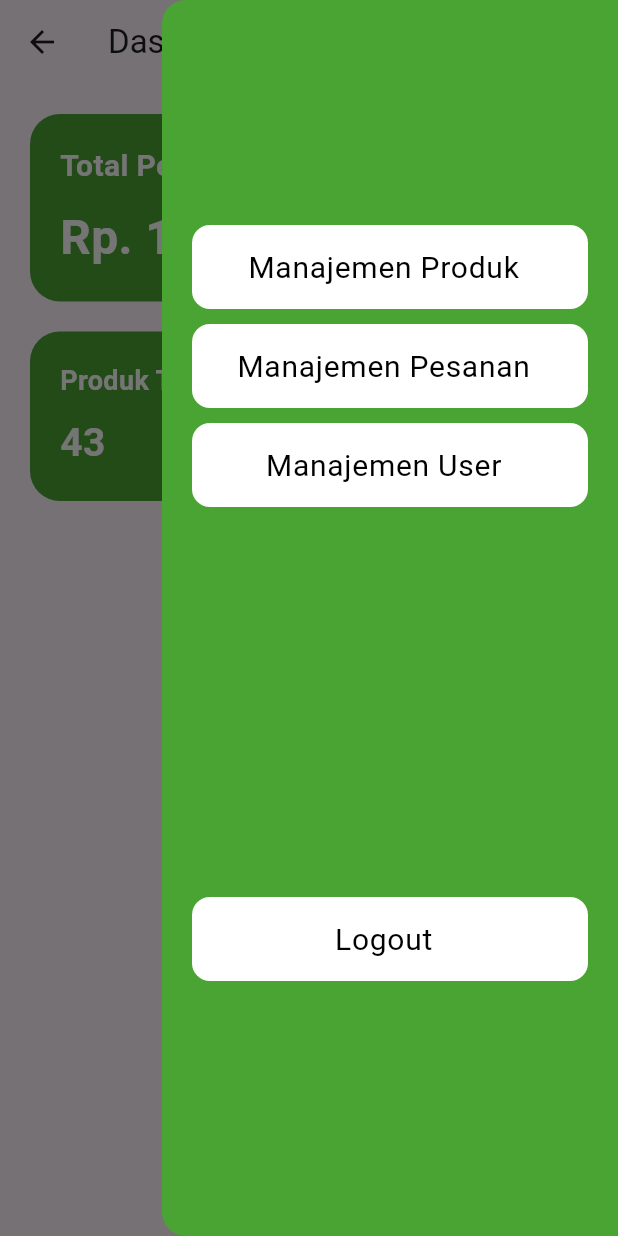
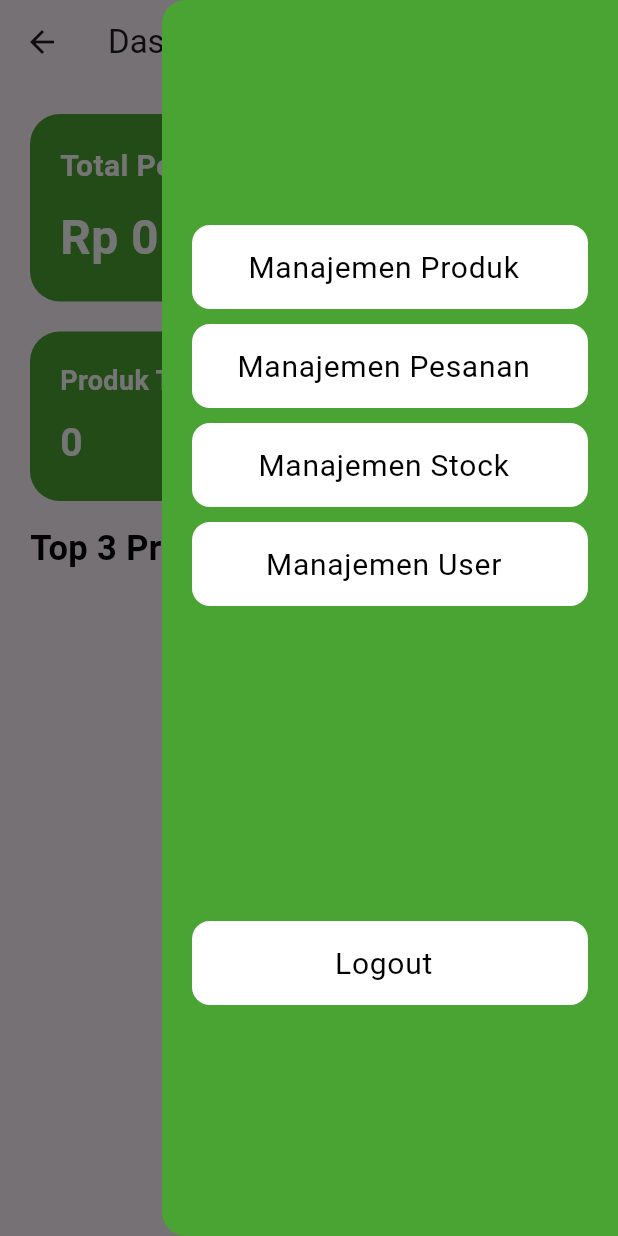
Before and after one commit to FiveHeisenberg/mobile-restaurant, a Flutter app: the Dashboard screen opened directly, after a tap on the "menu" icon, on a phone screen of 412 x 824 dp. Run offline on Flutter 3.47's test engine with Material 3 defaults, Android fonts, the phone set to English and light mode, and no system bars; our stand-ins replace carousel_slider; network calls fail.

Commit message:
main dashboard essential clean

```diff
--- a/lib/dashboard/dashboard.dart
+++ b/lib/dashboard/dashboard.dart
@@ -3,6 +3,7 @@ import 'package:flutter/material.dart';
 import 'package:projek_mobile/main.dart';
 import 'package:projek_mobile/var.dart' as globals;
 import 'package:http/http.dart' as http;
+import 'package:intl/intl.dart';
 
 class Dashboard extends StatefulWidget {
   const Dashboard({super.key});
@@ -13,12 +14,21 @@ class Dashboard extends StatefulWidget {
 
 class _DashboardState extends State<Dashboard> {
   List produk = [];
+  int totalIncome = 0;
+  int totalSold = 0;
+
+  // FORMATER RUPIAH
+  final rupiah = NumberFormat.currency(
+    locale: 'id_ID',
+    symbol: 'Rp ',
+    decimalDigits: 0,
+  );
 
   // FUNGSI API MENGAMBIL PRODUK YANG HABIS
   Future<void> getProdukSoldOut() async {
     try {
       final response = await http.get(
-        Uri.parse("http://localhost/resto/menu.php?status=Habis")
+        Uri.parse("http://localhost/resto/menu.php?status=Habis"),
       );
 
       if (response.statusCode == 200) {
@@ -30,7 +40,34 @@ class _DashboardState extends State<Dashboard> {
         });
       }
     } catch (e) {
+      setState(() {});
+    }
+  }
+
+  // FUNGSI API MENGAMBIL TOTAL PENDAPATAN
+  Future getIncome() async {
+    final response = await http.get(
+      Uri.parse("http://localhost/getIncome.php"),
+    );
+
+    if (response.statusCode == 200){
+      var data = jsonDecode(response.body);
       setState(() {
+        totalIncome = data['total_pendapatan'];
+      });
+    }
+  }
+
+  // FUNGSI API MENGAMBIL TOTAL TERJUAL
+  Future getTotalSold() async {
+    final response = await  http.get(
+      Uri.parse("http://localhost/resto/getTotalSold.php")
+    );
+
+    if (response.statusCode == 200) {
+      var data = json.decode(response.body);
+      setState(() {
+        totalSold = data['total_produk_terjual'];
       });
     }
   }
@@ -39,16 +76,18 @@ class _DashboardState extends State<Dashboard> {
   void initState() {
     super.initState();
     getProdukSoldOut();
+    getIncome();
+    getTotalSold();
   }
 
   @override
   Widget build(BuildContext context) {
-
     return Scaffold(
       appBar: AppBar(
         title: Text("Dashboard"),
       ),
 
+      // DRAWER
       endDrawer: Drawer(
         backgroundColor: AppColors.primaryGreen,
         child: SingleChildScrollView(
@@ -65,13 +104,11 @@ class _DashboardState extends State<Dashboard> {
                     textAlign: TextAlign.center,
                     style: TextStyle(fontSize: 20),
                   ),
-                  onTap: () {
-
-                  },
+                  onTap: () {},
                   tileColor: AppColors.secondWhite,
                   textColor: AppColors.secondBlack,
                   shape: RoundedRectangleBorder(
-                    borderRadius: BorderRadius.circular(12)
+                    borderRadius: BorderRadius.circular(12),
                   ),
                 ),
               ),
@@ -85,13 +122,29 @@ class _DashboardState extends State<Dashboard> {
                     textAlign: TextAlign.center,
                     style: TextStyle(fontSize: 20),
                   ),
-                  onTap: () {
-
-                  },
+                  onTap: () {},
                   tileColor: AppColors.secondWhite,
                   textColor: AppColors.secondBlack,
                   shape: RoundedRectangleBorder(
-                    borderRadius: BorderRadius.circular(12)
+                    borderRadius: BorderRadius.circular(12),
+                  ),
+                ),
+              ),
+
+              // MANAJEMEN STOCK
+              Padding(
+                padding: EdgeInsets.fromLTRB(20, 5, 20, 5),
+                child: ListTile(
+                  title: Text(
+                    "Manajemen Stock",
+                    textAlign: TextAlign.center,
+                    style: TextStyle(fontSize: 20),
+                  ),
+                  onTap: () {},
+                  tileColor: AppColors.secondWhite,
+                  textColor: AppColors.secondBlack,
+                  shape: RoundedRectangleBorder(
+                    borderRadius: BorderRadius.circular(12),
                   ),
                 ),
               ),
@@ -105,19 +158,17 @@ class _DashboardState extends State<Dashboard> {
                     textAlign: TextAlign.center,
                     style: TextStyle(fontSize: 20),
                   ),
-                  onTap: () {
-
-                  },
+                  onTap: () {},
                   tileColor: AppColors.secondWhite,
                   textColor: AppColors.secondBlack,
                   shape: RoundedRectangleBorder(
-                    borderRadius: BorderRadius.circular(12)
+                    borderRadius: BorderRadius.circular(12),
                   ),
                 ),
               ),
 
               // LOGOUT
-              SizedBox(height: 250),
+              SizedBox(height: 200),
               Padding(
                 padding: EdgeInsets.fromLTRB(20, 5, 20, 5),
                 child: ListTile(
@@ -135,7 +186,7 @@ class _DashboardState extends State<Dashboard> {
                   tileColor: AppColors.secondWhite,
                   textColor: AppColors.secondBlack,
                   shape: RoundedRectangleBorder(
-                    borderRadius: BorderRadius.circular(12)
+                    borderRadius: BorderRadius.circular(12),
                   ),
                 ),
               ),
@@ -155,7 +206,7 @@ class _DashboardState extends State<Dashboard> {
               padding: EdgeInsets.all(20),
               decoration: BoxDecoration(
                 color: AppColors.primaryGreen,
-                      borderRadius: BorderRadius.circular(20)
+                borderRadius: BorderRadius.circular(20),
               ),
               child: Column(
                 crossAxisAlignment: CrossAxisAlignment.start,
@@ -165,18 +216,18 @@ class _DashboardState extends State<Dashboard> {
                     style: TextStyle(
                       color: AppColors.secondWhite,
                       fontSize: 20,
-                            fontWeight: FontWeight.bold
+                      fontWeight: FontWeight.bold,
                     ),
                   ),
                   SizedBox(height: 10),
                   Text(
-                          "Rp. 1.200.00,-",
+                    rupiah.format(totalIncome),
                     style: TextStyle(
                       color: AppColors.secondWhite,
                       fontSize: 32,
                       fontWeight: FontWeight.w600,
                     ),
-                        )
+                  ),
                 ],
               ),
             ),
@@ -207,16 +258,16 @@ class _DashboardState extends State<Dashboard> {
                         ),
                         SizedBox(height: 10),
                         Text(
-                                "43",
+                          "$totalSold",
                           style: TextStyle(
                             color: AppColors.secondWhite,
                             fontSize: 26,
-                                  fontWeight: FontWeight.w600
+                            fontWeight: FontWeight.w600,
                           ),
-                              )
+                        ),
                       ],
                     ),
-                        )
+                  ),
                 ),
 
                 // PRODUK HABIS
@@ -247,16 +298,26 @@ class _DashboardState extends State<Dashboard> {
                             fontSize: 26,
                             fontWeight: FontWeight.w600,
                           ),
+                        ),
+                      ],
+                    ),
+                  ),
+                ),
+              ],
+            ),
+
+            SizedBox(height: 15),
+            Text(
+              "Top 3 Produk Terlaris",
+              style: TextStyle(
+                color: AppColors.secondBlack,
+                fontSize: 23,
+                fontWeight: FontWeight.w600
+              ),
             )
           ],
         ),
-                        )
-                      )
-                    ],
-                  )
-                ],
       ),
-            )
     );
   }
 }
--- a/lib/main.dart
+++ b/lib/main.dart
@@ -81,8 +81,8 @@ class _MyHomePageState extends State<MyHomePage> {
         backgroundColor: AppColors.secondWhite,
         title: Text(
           isLogin ?
-          "Halo, $displayedUsername":"Selamat Datang",
-          style: TextStyle(fontWeight: FontWeight.bold),
+          "Hi, $displayedUsername":"Selamat Datang",
+          style: TextStyle(fontWeight: FontWeight.w600),
         ),
 
         // TOMBOL LOGIN
@@ -393,19 +393,6 @@ class _MyHomePageState extends State<MyHomePage> {
               ],
             )
           ),
-
-          ElevatedButton(
-            onPressed: () {
-              setState(() {
-                if (isLogin == false) {
-                  isLogin = true;
-                } else {
-                  isLogin = false;
-                }
-              });
-            },
-            child: Text("RESET")
-          ),
         ],
       ),
     );
--- a/lib/menu/menu.dart
+++ b/lib/menu/menu.dart
@@ -43,6 +43,8 @@ class _MenuState extends State<Menu> {
   @override
   Widget build(BuildContext context) {
     return Scaffold(
+
+      // TOMBOL KERANJANG
       floatingActionButton: FloatingActionButton(
         onPressed: () {
 
@@ -74,6 +76,10 @@ class _MenuState extends State<Menu> {
               }
             }
           }(),
+
+          style: TextStyle(
+            fontWeight: FontWeight.w600
+          ),
         ),
       ),
 
@@ -268,7 +274,7 @@ class _MenuState extends State<Menu> {
 
                                 // HARGA
                                 Text(
-                                  "Rp, ${formatter.format(produk[index]['harga'])},-",
+                                  "Rp. ${formatter.format(produk[index]['harga'])},-",
                                   style: TextStyle(
                                     fontSize: 15,
                                     color: Colors.black87,
```
Lines whose indentation alone changed are shown as unchanged.
